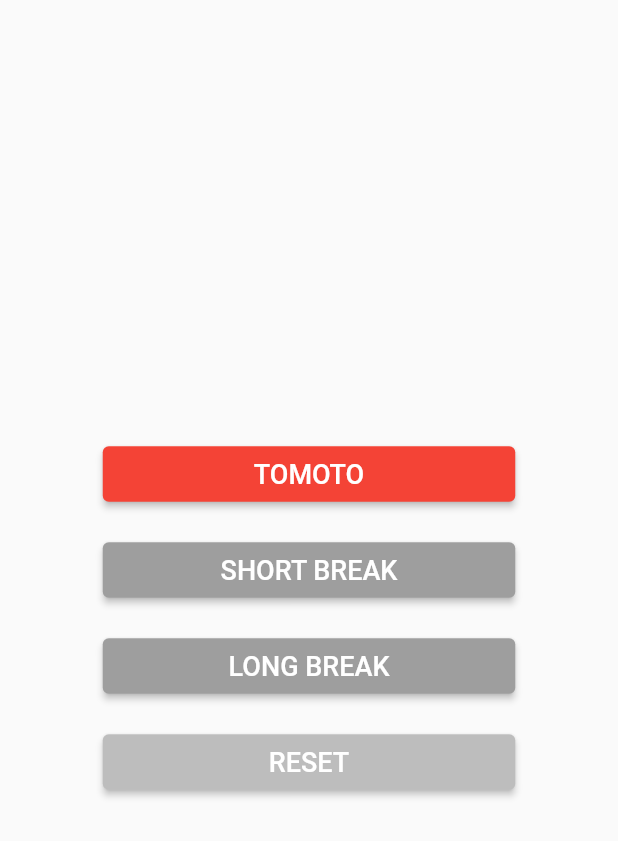
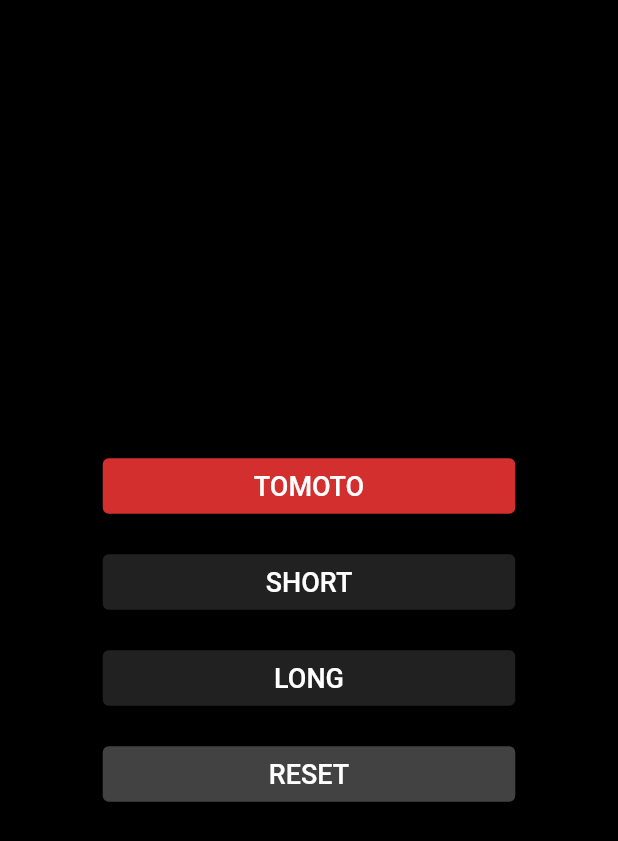
Before and after one commit to Anupam-Ashish-Minz/pomo_ui, a Flutter app: the screen it shows after launch, on a phone screen of 412 x 824 dp. Shown: the top 841 px of the screen. Run offline on Flutter 3.47's test engine with Material 2 defaults, Android fonts, the phone set to English and light mode, and no system bars.

Commit message:
added a dark theme

```diff
--- a/lib/main.dart
+++ b/lib/main.dart
@@ -1,4 +1,6 @@
+import 'dart:async';
 import 'package:flutter/material.dart';
+/* import 'package:flutter_stopwatch_timer_demo/button_widget.dart'; */
 
 void main() {
   runApp(Pomo());
@@ -9,14 +11,16 @@ class Pomo extends StatelessWidget {
   Widget build(BuildContext context) {
     return MaterialApp(
       home: Scaffold(
+        backgroundColor: Colors.black,
         body: Center(
           child: Column(
             mainAxisAlignment: MainAxisAlignment.center,
             children: [
-              MyButton(title: "TOMOTO", color: Colors.red),
-              MyButton(title: "SHORT BREAK", color: Colors.grey[500]),
-              MyButton(title: "LONG BREAK", color: Colors.grey[500]),
-              MyButton(title: "RESET", color: Colors.grey[400]),
+              Clock(),
+              MyButton(title: "TOMOTO", color: Colors.red[700]),
+              MyButton(title: "SHORT", color: Colors.grey[900]),
+              MyButton(title: "LONG", color: Colors.grey[900]),
+              MyButton(title: "RESET", color: Colors.grey[800]),
             ],
           ),
         ),
@@ -26,7 +30,6 @@ class Pomo extends StatelessWidget {
 }
 
 class MyButton extends StatelessWidget {
-
   final String title;
   final Color? color;
 
@@ -55,3 +58,19 @@ class MyButton extends StatelessWidget {
     );
   }
 }
+
+class Clock extends StatefulWidget {
+  @override
+  _ClockState createState() => _ClockState();
+}
+
+class _ClockState extends State<Clock> {
+  String time = DateTime.now().millisecondsSinceEpoch.toString();
+
+  @override
+  Widget build(BuildContext context) {
+    return Container(
+      child: Text(time),
+    );
+  }
+}
```
